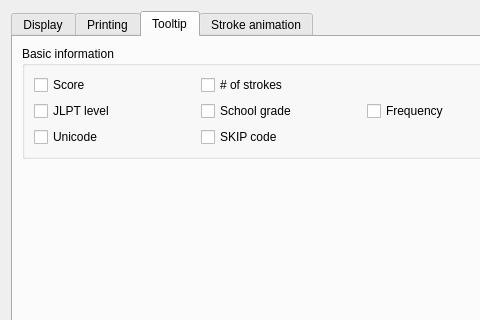
This is src/gui/kanjidic2/Kanjidic2Preferences.ui in Gnurou/tagainijisho as Qt 5 draws it before an edit; both pictures show x 0 to 480 and y 0 to 320 of the 562 by 435 pixel window. The edited form follows.
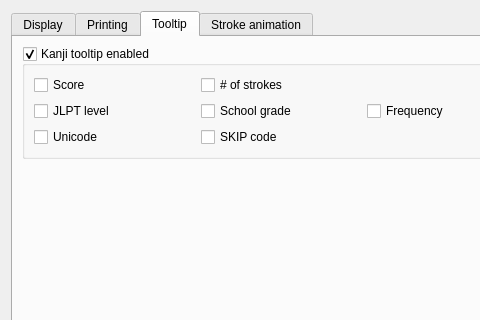
This is the edited form. The open tabs and pages were chosen to show the change. Icons and pictures are not drawn.

Commit message: Added option to disable kanji tooltip

The edit to the form file:
```diff
--- a/src/gui/kanjidic2/Kanjidic2Preferences.ui
+++ b/src/gui/kanjidic2/Kanjidic2Preferences.ui
@@ -402,7 +402,10 @@
        <item>
         <widget class="QGroupBox" name="groupBox_4">
          <property name="title">
-          <string>Basic information</string>
+          <string>Kanji tooltip enabled</string>
+         </property>
+         <property name="checkable">
+          <bool>true</bool>
          </property>
          <layout class="QGridLayout" name="gridLayout_5">
           <item row="3" column="1">
```
Left out of the diff: 4 changed lines with no effect on the pictures. The commit also changes 5 other files.
